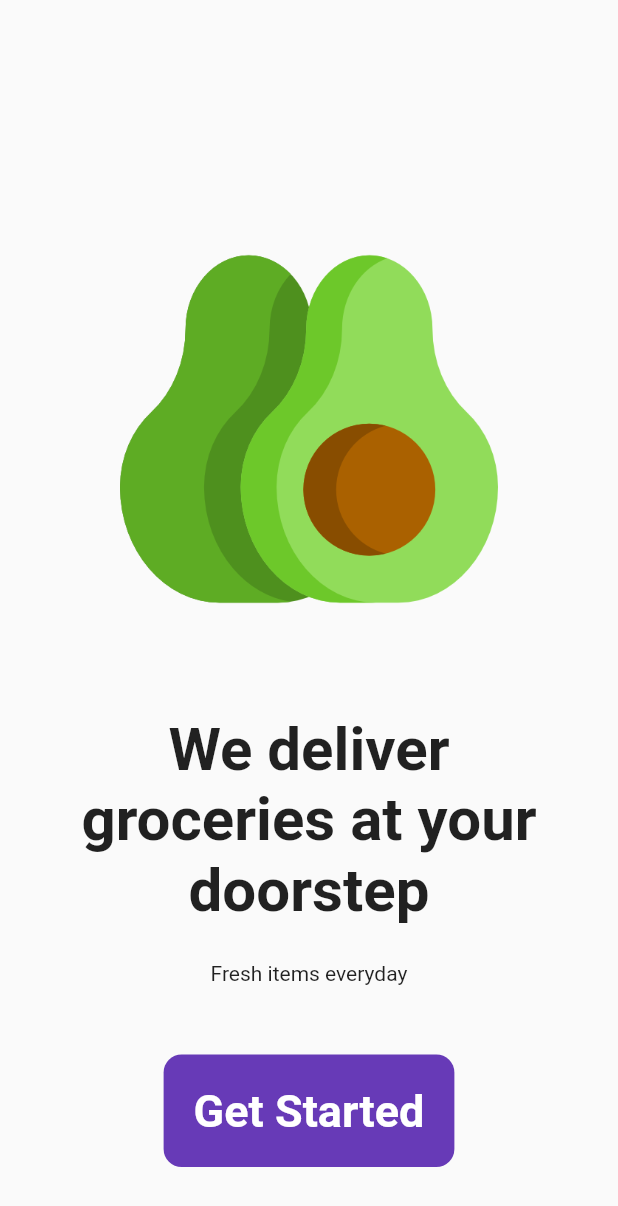
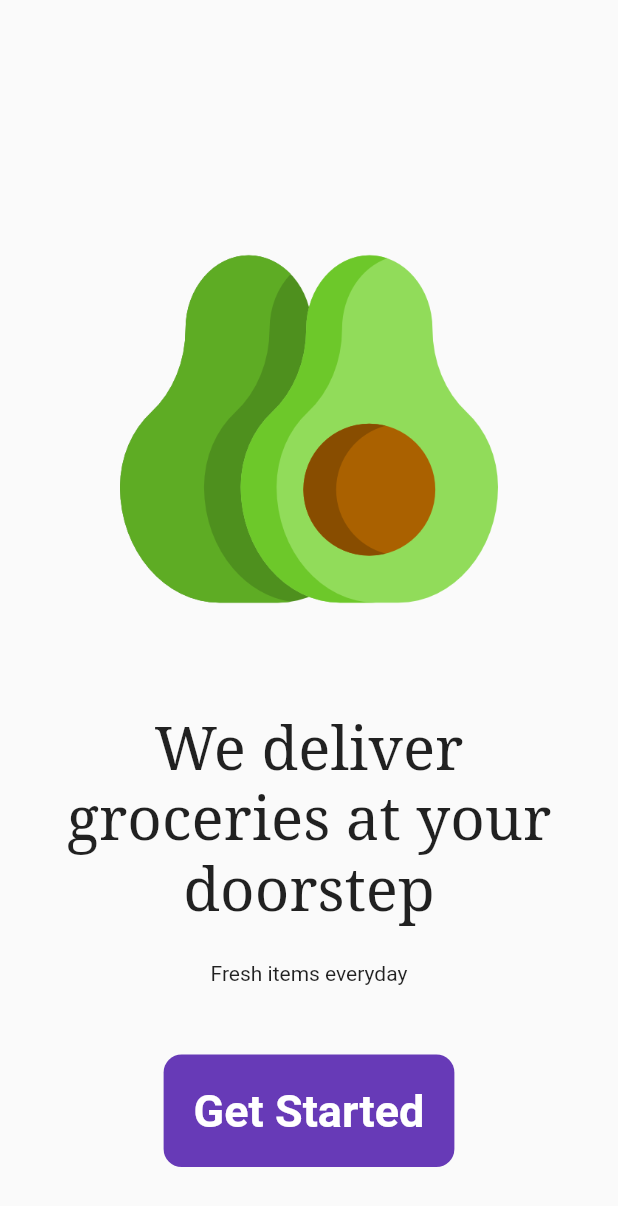
Before and after one commit to Yihun-Alemayehu/Shop-App, a Flutter app: the screen it shows after launch, on a phone screen of 412 x 824 dp. Shown: the top 1206 px of the screen. Run offline on Flutter 3.47's test engine with Material 2 defaults, Android fonts, the phone set to English and light mode, and no system bars; our stand-ins replace google_fonts.

Commit message:
Third commit

```diff
--- a/lib/pages/intro_page.dart
+++ b/lib/pages/intro_page.dart
@@ -1,4 +1,6 @@
 import 'package:flutter/material.dart';
+import 'package:google_fonts/google_fonts.dart';
+import 'package:shop_app/pages/home_page.dart';
 
 class IntroPage extends StatelessWidget {
   const IntroPage({super.key});
@@ -16,12 +18,11 @@ class IntroPage extends StatelessWidget {
           ),
 
           // delivery motto
-          const Padding(
-            padding: EdgeInsets.all(24.0),
+          Padding(
+            padding: const EdgeInsets.all(24.0),
             child: Text('We deliver groceries at your doorstep',
                 textAlign: TextAlign.center,
-                style: TextStyle(
-                  fontWeight: FontWeight.bold,
+                style: GoogleFonts.notoSerif(
                   fontSize: 40,
                 )),
           ),
@@ -32,7 +33,18 @@ class IntroPage extends StatelessWidget {
           const Spacer(),
 
           // Get started button
-          Container(
+          GestureDetector(
+            onTap: () {
+              Navigator.pushReplacement(
+                context,
+                MaterialPageRoute(
+                  builder: (context) {
+                    return const HomePage();
+                  },
+                ),
+              );
+            },
+            child: Container(
               padding: const EdgeInsets.all(20),
               decoration: BoxDecoration(
                 borderRadius: BorderRadius.circular(12),
@@ -46,6 +58,7 @@ class IntroPage extends StatelessWidget {
                     fontSize: 30),
               ),
             ),
+          ),
 
           const Spacer(),
         ],
```
Also changed, not shown: lib/pages/home_page.dart (added, +69 -0 lines). Lines whose indentation alone changed are shown as unchanged.
